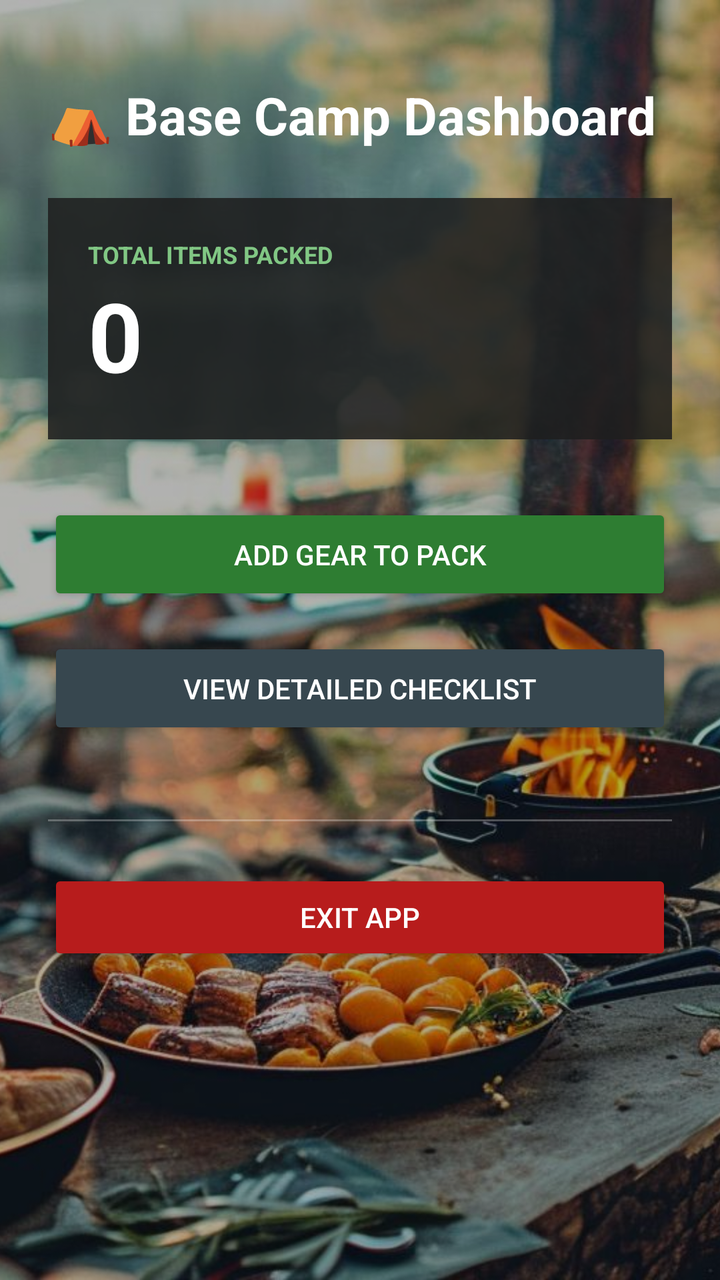
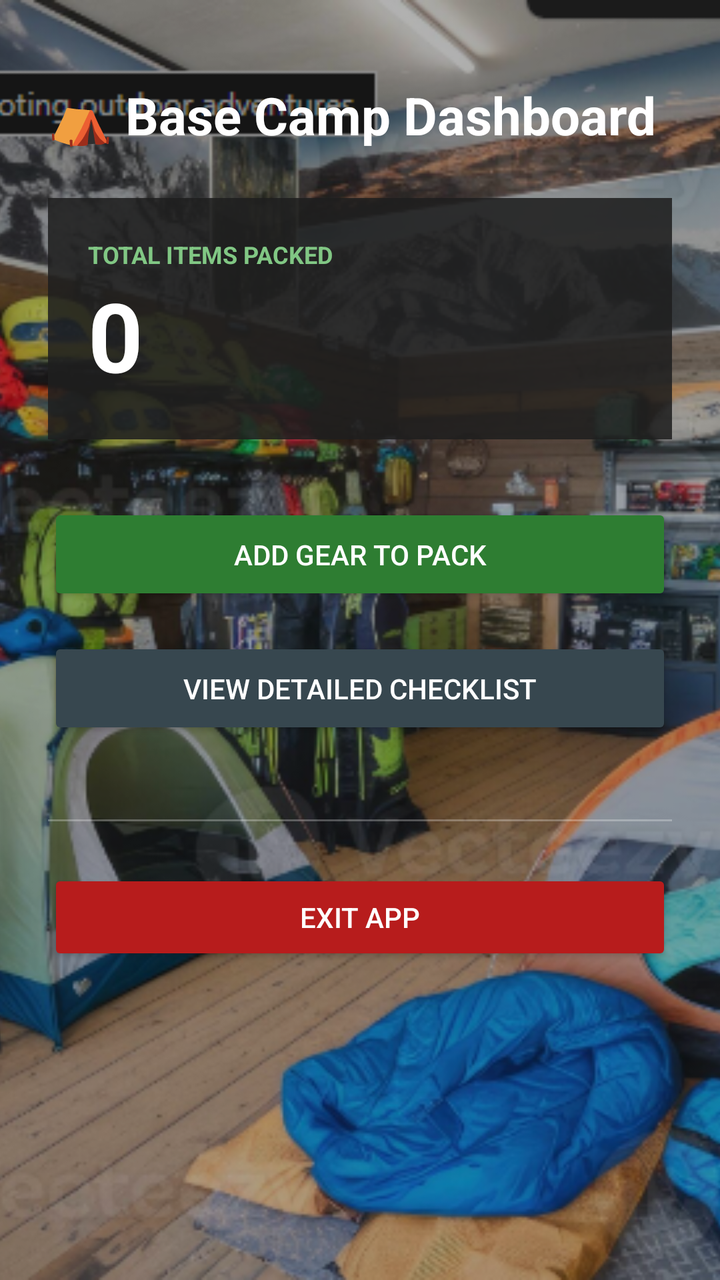

Compare the two renders of this Android layout. The source of the first and the diff that turns it into the second are given below.
<!-- AndroidManifest.xml: application theme Theme.CampsiteCommander1 -->
<!-- res/layout/activity_main.xml -->
<?xml version="1.0" encoding="utf-8"?>
<FrameLayout xmlns:android="http://schemas.android.com/apk/res/android"
    android:layout_width="match_parent"
    android:layout_height="match_parent">

    
    <ImageView
        android:layout_width="match_parent"
        android:layout_height="match_parent"
        android:src="@drawable/sunset"
        android:scaleType="centerCrop" />

    
    <View
        android:layout_width="match_parent"
        android:layout_height="match_parent"
        android:background="@android:color/black"
        android:alpha="0.3" />

    <ScrollView
        android:layout_width="match_parent"
        android:layout_height="match_parent"
        android:fillViewport="true">

        <LinearLayout
            android:layout_width="match_parent"
            android:layout_height="wrap_content"
            android:orientation="vertical"
            android:padding="24dp">

            <TextView
                android:layout_width="wrap_content"
                android:layout_height="wrap_content"
                android:text="⛺ Base Camp Dashboard"
                android:textSize="26sp"
                android:textStyle="bold"
                android:textColor="#FFFFFF"
                android:layout_marginTop="16dp"
                android:layout_marginBottom="24dp"/>

            
            <LinearLayout
                android:layout_width="match_parent"
                android:layout_height="wrap_content"
                android:orientation="vertical"
                android:background="#DD1E1E1E"
                android:padding="20dp"
                android:layout_marginBottom="32dp">
                <TextView
                    android:layout_width="wrap_content"
                    android:layout_height="wrap_content"
                    android:text="TOTAL ITEMS PACKED"
                    android:textSize="12sp"
                    android:textColor="#81C784"
                    android:textStyle="bold"/>
                <TextView
                    android:id="@+id/tvTotalItemsCount"
                    android:layout_width="wrap_content"
                    android:layout_height="wrap_content"
                    android:text="0"
                    android:textSize="48sp"
                    android:textStyle="bold"
                    android:textColor="#FFFFFF"/>
            </LinearLayout>

            <Button
                android:id="@+id/btnLaunchAddGear"
                android:layout_width="match_parent"
                android:layout_height="wrap_content"
                android:text="Add Gear To Pack"
                android:backgroundTint="#2E7D32"
                android:textColor="#FFFFFF"
                android:padding="16dp"
                android:layout_marginBottom="16dp"/>

            <Button
                android:id="@+id/btnViewFullChecklist"
                android:layout_width="match_parent"
                android:layout_height="wrap_content"
                android:text="View Detailed Checklist"
                android:backgroundTint="#37474F"
                android:textColor="#FFFFFF"
                android:padding="16dp"
                android:layout_marginBottom="40dp"/>

            <View
                android:layout_width="match_parent"
                android:layout_height="1dp"
                android:background="#44FFFFFF"
                android:layout_marginBottom="24dp"/>

            <Button
                android:id="@+id/btnExitApplication"
                android:layout_width="match_parent"
                android:layout_height="wrap_content"
                android:text="Exit App"
                android:backgroundTint="#B71C1C"
                android:textColor="#FFFFFF"
                android:padding="12dp"/>
        </LinearLayout>
    </ScrollView>
</FrameLayout>
<!-- resources referenced by this layout -->
<resources>
  <!-- drawable sunset: jpeg bitmap (drawable, 186983 bytes) -->
  <style name="Theme.CampsiteCommander1" parent="Base.Theme.CampsiteCommander1" />
  <style name="Base.Theme.CampsiteCommander1" parent="Theme.Material3.DayNight.NoActionBar">
          
          
      </style>
</resources>

<!-- the commit's change to res/layout/activity_main.xml (unified diff, before → after) -->
@@ -7,7 +7,7 @@
     <ImageView
         android:layout_width="match_parent"
         android:layout_height="match_parent"
-        android:src="@drawable/sunset"
+        android:src="@drawable/wild"
         android:scaleType="centerCrop" />
 
     
<!-- resource entries referenced after the edit -->
@@ -1,6 +1,6 @@
 <!-- resources referenced by this layout -->
 <resources>
-  <!-- drawable sunset: jpeg bitmap (drawable, 186983 bytes) -->
+  <!-- drawable wild: png bitmap (drawable, 836665 bytes) -->
   <style name="Theme.CampsiteCommander1" parent="Base.Theme.CampsiteCommander1" />
   <style name="Base.Theme.CampsiteCommander1" parent="Theme.Material3.DayNight.NoActionBar">
           
